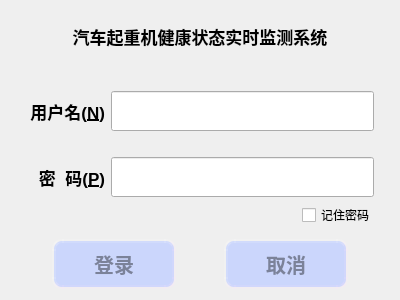
Above: logindialog.ui from duguosheng/DataWatcher before the change. Below: the same form after it.
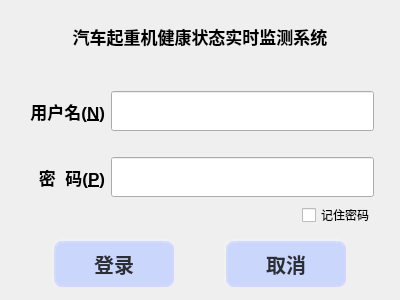
That is the form after the change. Icons and pictures are not drawn.

```diff
--- a/logindialog.ui
+++ b/logindialog.ui
@@ -53,7 +53,7 @@
 /*字体*/
 font: bold 20px;
 /*字体颜色*/
-color:rgba(0, 0, 0, 100);
+color:rgba(0, 0, 0, 200);
 /*填衬*/
 padding: 6px;
 }
```
